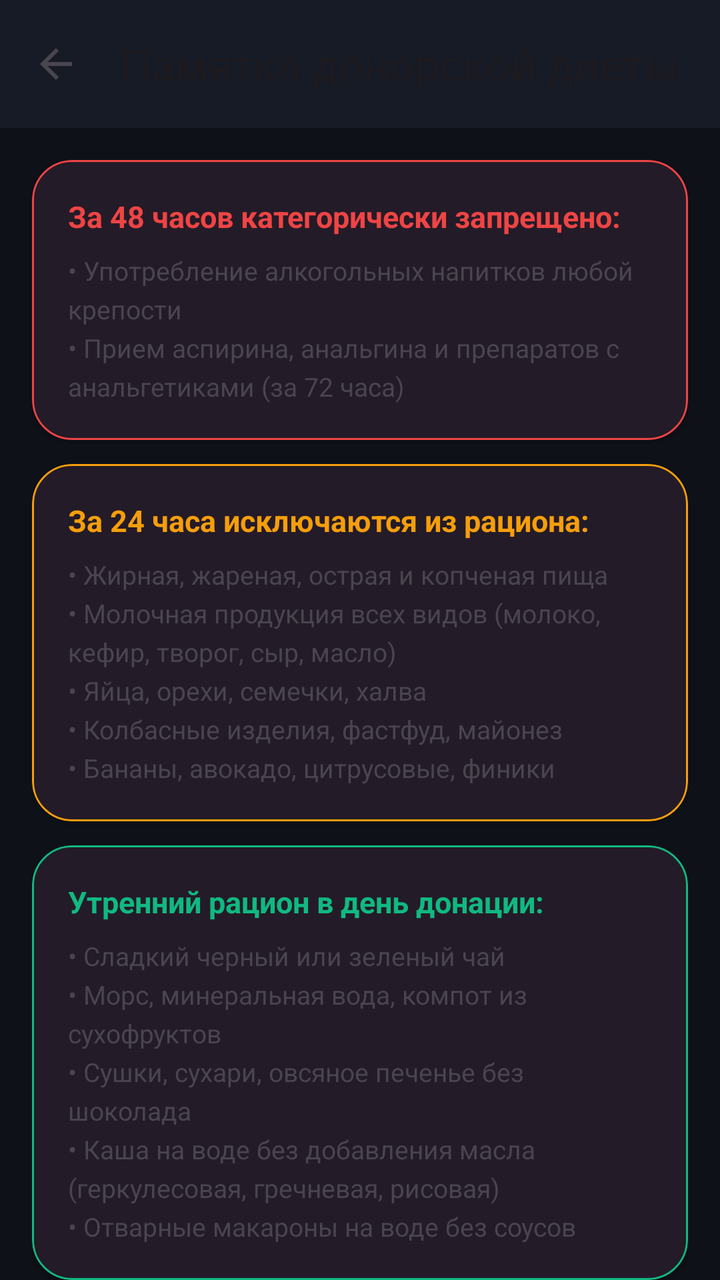
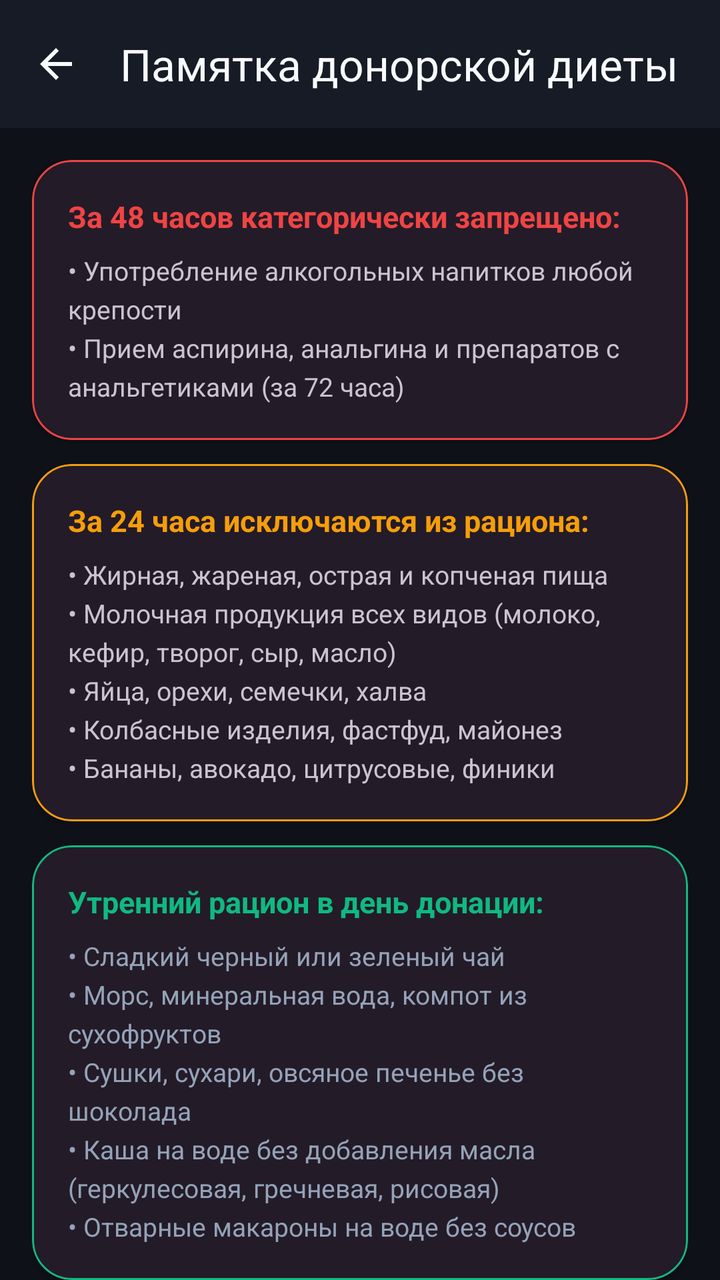

Screens rendered from an Android XML layout before and after an edit, with the pre-edit source and the edit as a unified diff.
<!-- AndroidManifest.xml: application theme Theme.DonorLog -->
<!-- res/layout/activity_diet_memo.xml -->
<?xml version="1.0" encoding="utf-8"?>
<androidx.coordinatorlayout.widget.CoordinatorLayout
    xmlns:android="http://schemas.android.com/apk/res/android"
    xmlns:app="http://schemas.android.com/apk/res-auto"
    android:id="@+id/rootDietMemo"
    android:layout_width="match_parent"
    android:layout_height="match_parent"
    android:fitsSystemWindows="true"
    android:background="?android:attr/colorBackground">

    <com.google.android.material.appbar.AppBarLayout
        android:id="@+id/appBarLayoutDiet"
        android:layout_width="match_parent"
        android:layout_height="wrap_content"
        android:background="?attr/colorSurface">

        <com.google.android.material.appbar.MaterialToolbar
            android:id="@+id/toolbarDiet"
            android:layout_width="match_parent"
            android:layout_height="?attr/actionBarSize"
            app:title="@string/title_activity_diet"
            app:navigationIcon="@drawable/ic_arrow_back"
            app:titleCentered="false" />

    </com.google.android.material.appbar.AppBarLayout>

    <androidx.core.widget.NestedScrollView
        android:layout_width="match_parent"
        android:layout_height="match_parent"
        android:fillViewport="true"
        app:layout_behavior="@string/appbar_scrolling_view_behavior">

        <LinearLayout
            android:layout_width="match_parent"
            android:layout_height="wrap_content"
            android:orientation="vertical"
            android:padding="16dp">

            
            <com.google.android.material.card.MaterialCardView
                android:layout_width="match_parent"
                android:layout_height="wrap_content"
                app:cardCornerRadius="20dp"
                app:cardElevation="2dp"
                app:strokeWidth="1dp"
                app:strokeColor="@color/status_red">

                <LinearLayout
                    android:layout_width="match_parent"
                    android:layout_height="wrap_content"
                    android:orientation="vertical"
                    android:padding="18dp">

                    <TextView
                        android:layout_width="wrap_content"
                        android:layout_height="wrap_content"
                        android:text="@string/diet_rule_interval_48"
                        android:textColor="@color/status_red"
                        android:textSize="15sp"
                        android:textStyle="bold" />

                    <TextView
                        android:layout_width="match_parent"
                        android:layout_height="wrap_content"
                        android:layout_marginTop="8dp"
                        android:lineSpacingExtra="4dp"
                        android:text="@string/diet_rule_interval_48_desc"
                        android:textSize="13sp" />

                </LinearLayout>
            </com.google.android.material.card.MaterialCardView>

            
            <com.google.android.material.card.MaterialCardView
                android:layout_width="match_parent"
                android:layout_height="wrap_content"
                android:layout_marginTop="12dp"
                app:cardCornerRadius="20dp"
                app:cardElevation="2dp"
                app:strokeWidth="1dp"
                app:strokeColor="@color/status_yellow">

                <LinearLayout
                    android:layout_width="match_parent"
                    android:layout_height="wrap_content"
                    android:orientation="vertical"
                    android:padding="18dp">

                    <TextView
                        android:layout_width="wrap_content"
                        android:layout_height="wrap_content"
                        android:text="@string/diet_rule_interval_24"
                        android:textColor="@color/status_yellow"
                        android:textSize="15sp"
                        android:textStyle="bold" />

                    <TextView
                        android:layout_width="match_parent"
                        android:layout_height="wrap_content"
                        android:layout_marginTop="8dp"
                        android:lineSpacingExtra="4dp"
                        android:text="@string/diet_rule_interval_24_desc"
                        android:textSize="13sp" />

                </LinearLayout>
            </com.google.android.material.card.MaterialCardView>

            
            <com.google.android.material.card.MaterialCardView
                android:layout_width="match_parent"
                android:layout_height="wrap_content"
                android:layout_marginTop="12dp"
                app:cardCornerRadius="20dp"
                app:cardElevation="2dp"
                app:strokeWidth="1dp"
                app:strokeColor="@color/status_green">

                <LinearLayout
                    android:layout_width="match_parent"
                    android:layout_height="wrap_content"
                    android:orientation="vertical"
                    android:padding="18dp">

                    <TextView
                        android:layout_width="wrap_content"
                        android:layout_height="wrap_content"
                        android:text="@string/diet_breakfast_title"
                        android:textColor="@color/status_green"
                        android:textSize="15sp"
                        android:textStyle="bold" />

                    <TextView
                        android:layout_width="match_parent"
                        android:layout_height="wrap_content"
                        android:layout_marginTop="8dp"
                        android:lineSpacingExtra="4dp"
                        android:text="@string/diet_breakfast_desc"
                        android:textSize="13sp" />

                </LinearLayout>
            </com.google.android.material.card.MaterialCardView>

            
            <com.google.android.material.card.MaterialCardView
                android:layout_width="match_parent"
                android:layout_height="wrap_content"
                android:layout_marginTop="12dp"
                app:cardCornerRadius="20dp"
                app:cardElevation="1dp"
                app:strokeWidth="1dp"
                app:strokeColor="?attr/colorOutline">

                <LinearLayout
                    android:layout_width="match_parent"
                    android:layout_height="wrap_content"
                    android:orientation="vertical"
                    android:padding="18dp">

                    <TextView
                        android:layout_width="wrap_content"
                        android:layout_height="wrap_content"
                        android:text="Чек-лист готовности к процедуре"
                        android:textSize="15sp"
                        android:textStyle="bold" />

                    <com.google.android.material.checkbox.MaterialCheckBox
                        android:id="@+id/cbCheckAlcohol"
                        android:layout_width="match_parent"
                        android:layout_height="wrap_content"
                        android:layout_marginTop="8dp"
                        android:text="Не употреблялся алкоголь за последние 48 часов" />

                    <com.google.android.material.checkbox.MaterialCheckBox
                        android:id="@+id/cbCheckAnalgesics"
                        android:layout_width="match_parent"
                        android:layout_height="wrap_content"
                        android:text="Не принимались анальгетики и аспирин за 72 часа" />

                    <com.google.android.material.checkbox.MaterialCheckBox
                        android:id="@+id/cbCheckFatty"
                        android:layout_width="match_parent"
                        android:layout_height="wrap_content"
                        android:text="Исключена жирная и молочная пища накануне сдачи" />

                    <com.google.android.material.checkbox.MaterialCheckBox
                        android:id="@+id/cbCheckSleep"
                        android:layout_width="match_parent"
                        android:layout_height="wrap_content"
                        android:text="Полноценный ночной сон не менее 7-8 часов" />

                </LinearLayout>
            </com.google.android.material.card.MaterialCardView>

            
            <com.google.android.material.button.MaterialButton
                android:id="@+id/btnSendDietNotification"
                style="@style/Widget.Material3.Button.TonalButton"
                android:layout_width="match_parent"
                android:layout_height="wrap_content"
                android:layout_marginTop="16dp"
                android:layout_marginBottom="24dp"
                android:text="@string/diet_test_notification_btn"
                app:icon="@drawable/ic_restaurant" />

        </LinearLayout>
    </androidx.core.widget.NestedScrollView>

</androidx.coordinatorlayout.widget.CoordinatorLayout>
<!-- resources referenced by this layout -->
<resources>
  <color name="status_green">#10B981</color>
  <color name="status_red">#EF4444</color>
  <color name="status_yellow">#F59E0B</color>
  <!-- drawable ic_arrow_back (drawable) -->
  <vector xmlns:android="http://schemas.android.com/apk/res/android"
      android:width="24dp"
      android:height="24dp"
      android:viewportWidth="24"
      android:viewportHeight="24"
      android:tint="?attr/colorControlNormal">
      <path
          android:fillColor="@android:color/white"
          android:pathData="M20,11H7.83l5.59,-5.59L12,4l-8,8 8,8 1.41,-1.41L7.83,13H20v-2z" />
  </vector>
  <string name="diet_breakfast_desc">• Сладкий черный или зеленый чай\n• Морс, минеральная вода, компот из сухофруктов\n• Сушки, сухари, овсяное печенье без шоколада\n• Каша на воде без добавления масла (геркулесовая, гречневая, рисовая)\n• Отварные макароны на воде без соусов</string>
  <string name="diet_breakfast_title">Утренний рацион в день донации:</string>
  <string name="diet_rule_interval_24">За 24 часа исключаются из рациона:</string>
  <string name="diet_rule_interval_24_desc">• Жирная, жареная, острая и копченая пища\n• Молочная продукция всех видов (молоко, кефир, творог, сыр, масло)\n• Яйца, орехи, семечки, халва\n• Колбасные изделия, фастфуд, майонез\n• Бананы, авокадо, цитрусовые, финики</string>
  <string name="diet_rule_interval_48">За 48 часов категорически запрещено:</string>
  <string name="diet_rule_interval_48_desc">• Употребление алкогольных напитков любой крепости\n• Прием аспирина, анальгина и препаратов с анальгетиками (за 72 часа)</string>
  <string name="diet_test_notification_btn">Отправить памятку накануне сдачи</string>
  <string name="title_activity_diet">Памятка донорской диеты</string>
  <style name="Theme.DonorLog" parent="Theme.Material3.DayNight.NoActionBar">
          <item name="colorPrimary">@color/md_theme_light_primary</item>
          <item name="colorOnPrimary">@color/md_theme_light_onPrimary</item>
          <item name="colorPrimaryContainer">@color/md_theme_light_primaryContainer</item>
          <item name="colorOnPrimaryContainer">@color/md_theme_light_onPrimaryContainer</item>
  
          <item name="colorSecondary">@color/md_theme_light_secondary</item>
          <item name="colorOnSecondary">@color/md_theme_light_onSecondary</item>
          <item name="colorSecondaryContainer">@color/md_theme_light_secondaryContainer</item>
          <item name="colorOnSecondaryContainer">@color/md_theme_light_onSecondaryContainer</item>
  
          <item name="android:colorBackground">@color/md_theme_light_background</item>
          <item name="colorSurface">@color/md_theme_light_surface</item>
          <item name="colorOnSurface">@color/md_theme_light_onSurface</item>
          <item name="colorOutline">@color/card_border_light</item>
  
          
          <item name="android:statusBarColor">@android:color/transparent</item>
          <item name="android:windowLightStatusBar">true</item>
          <item name="android:navigationBarColor">@color/md_theme_light_background</item>
          <item name="android:windowLightNavigationBar">true</item>
      </style>
  <color name="md_theme_light_primary">#E11D48</color>
  <color name="md_theme_light_onPrimary">#FFFFFF</color>
  <color name="md_theme_light_primaryContainer">#FFE4E8</color>
  <color name="md_theme_light_onPrimaryContainer">#881337</color>
  <color name="md_theme_light_secondary">#64748B</color>
  <color name="md_theme_light_onSecondary">#FFFFFF</color>
  <color name="md_theme_light_secondaryContainer">#E2E8F0</color>
  <color name="md_theme_light_onSecondaryContainer">#0F172A</color>
  <color name="md_theme_light_background">#0E1118</color>
  <color name="md_theme_light_surface">#161B26</color>
  <color name="md_theme_light_onSurface">#F8FAFC</color>
  <color name="card_border_light">#283144</color>
  <!-- unchanged entries left out for length: 1 -->
</resources>

<!-- the commit's change to res/layout/activity_diet_memo.xml (unified diff, before → after) -->
@@ -16,6 +16,8 @@
 
         <com.google.android.material.appbar.MaterialToolbar
             android:id="@+id/toolbarDiet"
+            app:titleTextColor="@color/donor_text_primary"
+            app:navigationIconTint="@color/donor_text_primary"
             android:layout_width="match_parent"
             android:layout_height="?attr/actionBarSize"
             app:title="@string/title_activity_diet"
@@ -135,6 +137,7 @@
                         android:layout_marginTop="8dp"
                         android:lineSpacingExtra="4dp"
                         android:text="@string/diet_breakfast_desc"
+                        android:textColor="@color/donor_text_secondary"
                         android:textSize="13sp" />
 
                 </LinearLayout>
@@ -146,9 +149,10 @@
                 android:layout_height="wrap_content"
                 android:layout_marginTop="12dp"
                 app:cardCornerRadius="20dp"
-                app:cardElevation="1dp"
-                app:strokeWidth="1dp"
-                app:strokeColor="?attr/colorOutline">
+                app:cardElevation="2dp"
+                app:cardBackgroundColor="@color/donor_surface_card"
+                app:strokeColor="@color/donor_stroke_subtle"
+                app:strokeWidth="1dp">
 
                 <LinearLayout
                     android:layout_width="match_parent"
@@ -160,11 +164,13 @@
                         android:layout_width="wrap_content"
                         android:layout_height="wrap_content"
                         android:text="Чек-лист готовности к процедуре"
+                        android:textColor="@color/donor_text_primary"
                         android:textSize="15sp"
                         android:textStyle="bold" />
 
                     <com.google.android.material.checkbox.MaterialCheckBox
                         android:id="@+id/cbCheckAlcohol"
+                        android:textColor="@color/donor_text_primary"
                         android:layout_width="match_parent"
                         android:layout_height="wrap_content"
                         android:layout_marginTop="8dp"
@@ -172,18 +178,21 @@
 
                     <com.google.android.material.checkbox.MaterialCheckBox
                         android:id="@+id/cbCheckAnalgesics"
+                        android:textColor="@color/donor_text_primary"
                         android:layout_width="match_parent"
                         android:layout_height="wrap_content"
                         android:text="Не принимались анальгетики и аспирин за 72 часа" />
 
                     <com.google.android.material.checkbox.MaterialCheckBox
                         android:id="@+id/cbCheckFatty"
+                        android:textColor="@color/donor_text_primary"
                         android:layout_width="match_parent"
                         android:layout_height="wrap_content"
                         android:text="Исключена жирная и молочная пища накануне сдачи" />
 
                     <com.google.android.material.checkbox.MaterialCheckBox
                         android:id="@+id/cbCheckSleep"
+                        android:textColor="@color/donor_text_primary"
                         android:layout_width="match_parent"
                         android:layout_height="wrap_content"
                         android:text="Полноценный ночной сон не менее 7-8 часов" />
<!-- resource entries referenced after the edit -->
@@ -1,5 +1,9 @@
 <!-- resources referenced by this layout -->
 <resources>
+  <color name="donor_stroke_subtle">#283144</color>
+  <color name="donor_surface_card">#161B26</color>
+  <color name="donor_text_primary">#F8FAFC</color>
+  <color name="donor_text_secondary">#94A3B8</color>
   <color name="status_green">#10B981</color>
   <color name="status_red">#EF4444</color>
   <color name="status_yellow">#F59E0B</color>
@@ -22,40 +26,35 @@
   <string name="diet_rule_interval_48_desc">• Употребление алкогольных напитков любой крепости\n• Прием аспирина, анальгина и препаратов с анальгетиками (за 72 часа)</string>
   <string name="diet_test_notification_btn">Отправить памятку накануне сдачи</string>
   <string name="title_activity_diet">Памятка донорской диеты</string>
-  <style name="Theme.DonorLog" parent="Theme.Material3.DayNight.NoActionBar">
-          <item name="colorPrimary">@color/md_theme_light_primary</item>
-          <item name="colorOnPrimary">@color/md_theme_light_onPrimary</item>
-          <item name="colorPrimaryContainer">@color/md_theme_light_primaryContainer</item>
-          <item name="colorOnPrimaryContainer">@color/md_theme_light_onPrimaryContainer</item>
+  <style name="Theme.DonorLog" parent="Theme.Material3.Dark.NoActionBar">
+          <item name="colorPrimary">@color/donor_ruby_mid</item>
+          <item name="colorOnPrimary">#FFFFFF</item>
+          <item name="colorPrimaryContainer">@color/donor_ruby_start</item>
+          <item name="colorOnPrimaryContainer">#FFE4E8</item>
   
-          <item name="colorSecondary">@color/md_theme_light_secondary</item>
-          <item name="colorOnSecondary">@color/md_theme_light_onSecondary</item>
-          <item name="colorSecondaryContainer">@color/md_theme_light_secondaryContainer</item>
-          <item name="colorOnSecondaryContainer">@color/md_theme_light_onSecondaryContainer</item>
+          <item name="colorSecondary">@color/donor_amber_warm</item>
+          <item name="colorOnSecondary">#0E1118</item>
+          <item name="colorSecondaryContainer">#1E2433</item>
+          <item name="colorOnSecondaryContainer">@color/donor_text_primary</item>
   
-          <item name="android:colorBackground">@color/md_theme_light_background</item>
-          <item name="colorSurface">@color/md_theme_light_surface</item>
-          <item name="colorOnSurface">@color/md_theme_light_onSurface</item>
-          <item name="colorOutline">@color/card_border_light</item>
+          <item name="android:colorBackground">@color/donor_bg_canvas</item>
+          <item name="colorSurface">@color/donor_surface_card</item>
+          <item name="colorOnSurface">@color/donor_text_primary</item>
+          <item name="colorOutline">@color/donor_stroke_subtle</item>
+  
+          <item name="android:textColorPrimary">@color/donor_text_primary</item>
+          <item name="android:textColorSecondary">@color/donor_text_secondary</item>
   
           
           <item name="android:statusBarColor">@android:color/transparent</item>
-          <item name="android:windowLightStatusBar">true</item>
-          <item name="android:navigationBarColor">@color/md_theme_light_background</item>
-          <item name="android:windowLightNavigationBar">true</item>
+          <item name="android:windowLightStatusBar">false</item>
+          <item name="android:navigationBarColor">@color/donor_bg_canvas</item>
+          <item name="android:windowLightNavigationBar">false</item>
       </style>
-  <color name="md_theme_light_primary">#E11D48</color>
-  <color name="md_theme_light_onPrimary">#FFFFFF</color>
-  <color name="md_theme_light_primaryContainer">#FFE4E8</color>
-  <color name="md_theme_light_onPrimaryContainer">#881337</color>
-  <color name="md_theme_light_secondary">#64748B</color>
-  <color name="md_theme_light_onSecondary">#FFFFFF</color>
-  <color name="md_theme_light_secondaryContainer">#E2E8F0</color>
-  <color name="md_theme_light_onSecondaryContainer">#0F172A</color>
-  <color name="md_theme_light_background">#0E1118</color>
-  <color name="md_theme_light_surface">#161B26</color>
-  <color name="md_theme_light_onSurface">#F8FAFC</color>
-  <color name="card_border_light">#283144</color>
+  <color name="donor_ruby_mid">#E11D48</color>
+  <color name="donor_ruby_start">#9F1239</color>
+  <color name="donor_amber_warm">#F59E0B</color>
+  <color name="donor_bg_canvas">#0E1118</color>
   <!-- unchanged entries left out for length: 1 -->
 </resources>
 
